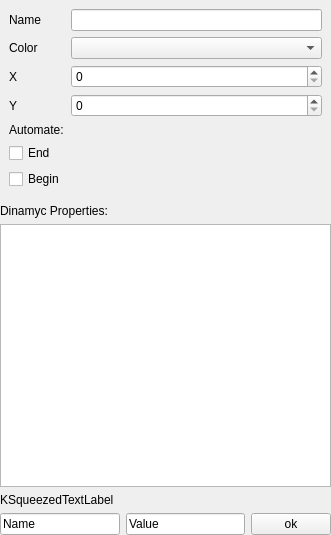
Before: the Qt Designer form src/Interface/GraphPropertiesWidget.ui in KDE/rocs, drawn with Qt 5.
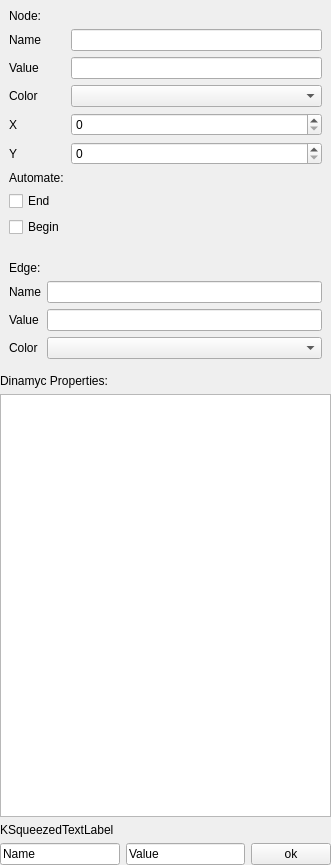
After: the same form once the commit is applied. Custom widgets are drawn as their Qt base class.

Patch:
```diff
--- a/src/Interface/GraphPropertiesWidget.ui
+++ b/src/Interface/GraphPropertiesWidget.ui
@@ -7,38 +7,38 @@
     <x>0</x>
     <y>0</y>
     <width>331</width>
-    <height>535</height>
+    <height>865</height>
    </rect>
   </property>
   <layout class="QGridLayout" name="gridLayout">
    <property name="margin">
     <number>0</number>
    </property>
-   <item row="2" column="0" colspan="3">
+   <item row="6" column="0" colspan="3">
     <widget class="QTableView" name="_tableView"/>
    </item>
-   <item row="3" column="0" colspan="3">
+   <item row="7" column="0" colspan="3">
     <widget class="KSqueezedTextLabel" name="ksqueezedtextlabel">
      <property name="text">
       <string>KSqueezedTextLabel</string>
      </property>
     </widget>
    </item>
-   <item row="4" column="0">
+   <item row="8" column="0">
     <widget class="KLineEdit" name="_txtPropertyName">
      <property name="text">
       <string>Name</string>
      </property>
     </widget>
    </item>
-   <item row="4" column="1">
+   <item row="8" column="1">
     <widget class="KLineEdit" name="_txtPropertyValue">
      <property name="text">
       <string>Value</string>
      </property>
     </widget>
    </item>
-   <item row="4" column="2">
+   <item row="8" column="2">
     <widget class="KPushButton" name="_btnAddProperty">
      <property name="minimumSize">
       <size>
@@ -54,77 +54,137 @@
    <item row="0" column="0" colspan="3">
     <widget class="QWidget" name="nodeWidget" native="true">
      <layout class="QGridLayout" name="gridLayout_2">
-      <item row="0" column="0">
+      <item row="1" column="0">
        <widget class="QLabel" name="label">
         <property name="text">
          <string>Name</string>
         </property>
        </widget>
       </item>
-      <item row="0" column="1">
+      <item row="1" column="1">
        <widget class="QLineEdit" name="lineEdit"/>
       </item>
-      <item row="1" column="0">
+      <item row="3" column="0">
        <widget class="QLabel" name="label_2">
         <property name="text">
          <string>Color</string>
         </property>
        </widget>
       </item>
-      <item row="1" column="1">
+      <item row="3" column="1">
        <widget class="KColorCombo" name="kcolorcombo"/>
       </item>
-      <item row="2" column="1">
+      <item row="4" column="1">
        <widget class="QSpinBox" name="spinBox"/>
       </item>
-      <item row="2" column="0">
+      <item row="4" column="0">
        <widget class="QLabel" name="label_3">
         <property name="text">
          <string>X</string>
         </property>
        </widget>
       </item>
-      <item row="3" column="1">
+      <item row="5" column="1">
        <widget class="QSpinBox" name="spinBox_2"/>
       </item>
-      <item row="3" column="0">
+      <item row="5" column="0">
        <widget class="QLabel" name="label_4">
         <property name="text">
          <string>Y</string>
         </property>
        </widget>
       </item>
-      <item row="9" column="0">
+      <item row="11" column="0">
        <widget class="QCheckBox" name="checkBox_2">
         <property name="text">
          <string>End</string>
         </property>
        </widget>
       </item>
-      <item row="4" column="0">
+      <item row="6" column="0">
        <widget class="QLabel" name="label_5">
         <property name="text">
          <string>Automate:</string>
         </property>
        </widget>
       </item>
-      <item row="10" column="0">
+      <item row="12" column="0">
        <widget class="QCheckBox" name="checkBox">
         <property name="text">
          <string>Begin</string>
         </property>
        </widget>
       </item>
+      <item row="0" column="0">
+       <widget class="QLabel" name="label_8">
+        <property name="text">
+         <string>Node:</string>
+        </property>
+       </widget>
+      </item>
+      <item row="2" column="0">
+       <widget class="QLabel" name="label_10">
+        <property name="text">
+         <string>Value</string>
+        </property>
+       </widget>
+      </item>
+      <item row="2" column="1">
+       <widget class="QLineEdit" name="lineEdit_3"/>
+      </item>
      </layout>
     </widget>
    </item>
-   <item row="1" column="0">
+   <item row="3" column="0">
     <widget class="QLabel" name="label_6">
      <property name="text">
       <string>Dinamyc Properties:</string>
      </property>
     </widget>
    </item>
+   <item row="1" column="0" colspan="3">
+    <widget class="QWidget" name="widget" native="true">
+     <layout class="QGridLayout" name="gridLayout_3">
+      <item row="1" column="0">
+       <widget class="QLabel" name="label_7">
+        <property name="text">
+         <string>Edge:</string>
+        </property>
+       </widget>
+      </item>
+      <item row="2" column="0">
+       <widget class="QLabel" name="label_9">
+        <property name="text">
+         <string>Name</string>
+        </property>
+       </widget>
+      </item>
+      <item row="2" column="1">
+       <widget class="QLineEdit" name="lineEdit_2"/>
+      </item>
+      <item row="3" column="0">
+       <widget class="QLabel" name="label_11">
+        <property name="text">
+         <string>Value</string>
+        </property>
+       </widget>
+      </item>
+      <item row="3" column="1">
+       <widget class="QLineEdit" name="lineEdit_4"/>
+      </item>
+      <item row="4" column="0">
+       <widget class="QLabel" name="label_12">
+        <property name="text">
+         <string>Color</string>
+        </property>
+       </widget>
+      </item>
+      <item row="4" column="1">
+       <widget class="KColorCombo" name="kcolorcombo_2"/>
+      </item>
+     </layout>
+    </widget>
+   </item>
   </layout>
  </widget>
  <customwidgets>
```
